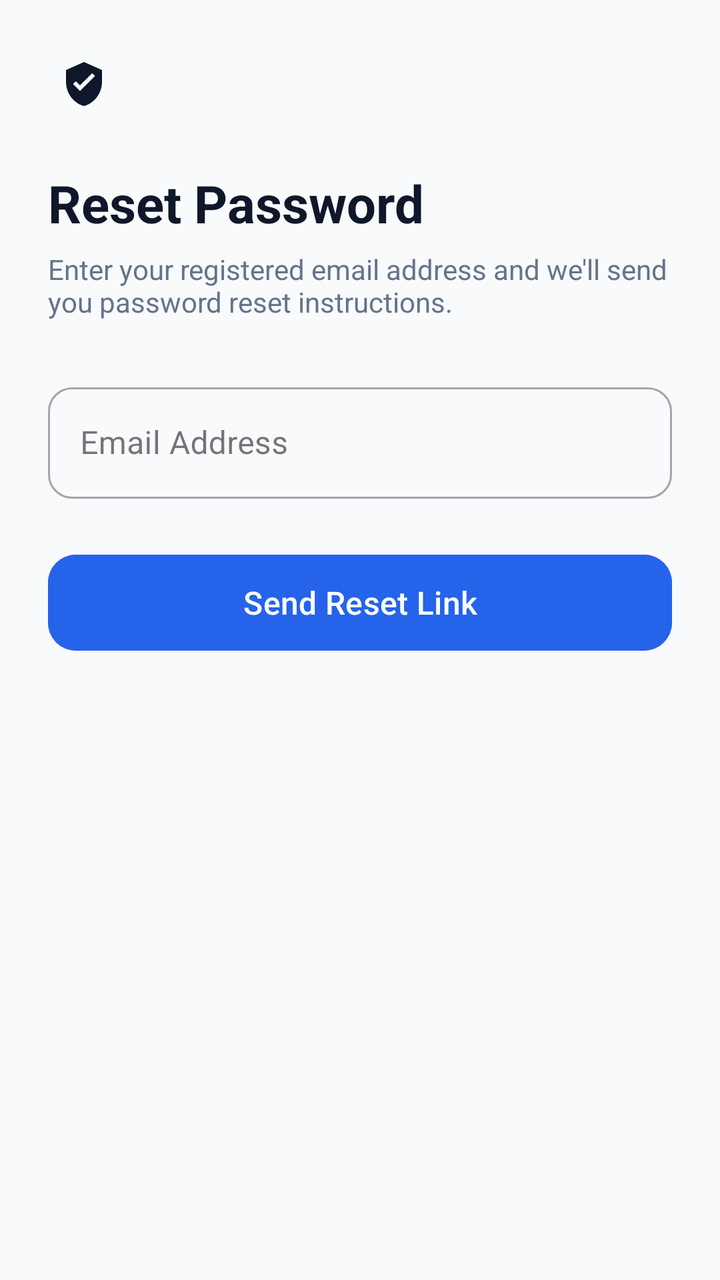
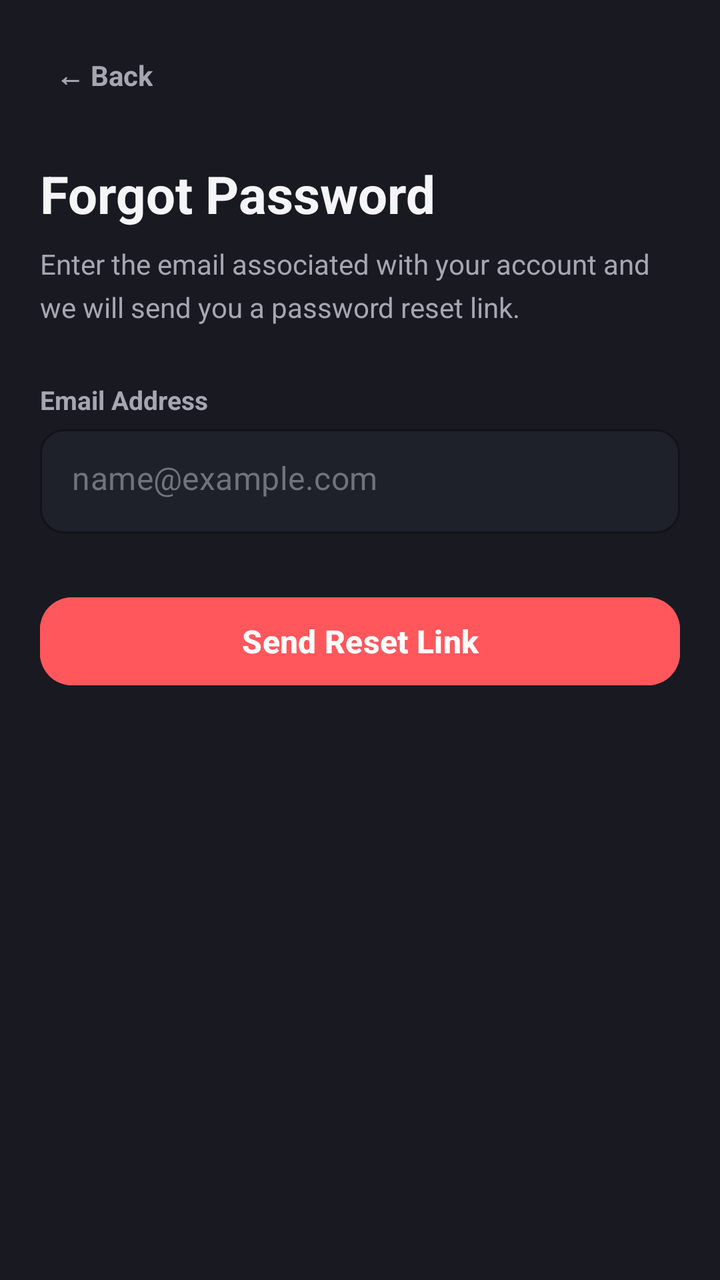

Two renders of the same Android screen: before a commit and after it. Below are the layout's source before the change and the commit's diff.
<!-- AndroidManifest.xml: application theme Theme.MindGuardAI -->
<!-- res/layout/fragment_forgot_password.xml -->
<?xml version="1.0" encoding="utf-8"?>
<androidx.constraintlayout.widget.ConstraintLayout
    xmlns:android="http://schemas.android.com/apk/res/android"
    xmlns:app="http://schemas.android.com/apk/res-auto"
    android:layout_width="match_parent"
    android:layout_height="match_parent"
    android:background="@color/background_light"
    android:padding="24dp">

    <ImageView
        android:id="@+id/btnBack"
        android:layout_width="36dp"
        android:layout_height="36dp"
        android:padding="6dp"
        android:src="@drawable/ic_shield_check"
        app:tint="@color/text_primary"
        app:layout_constraintStart_toStartOf="parent"
        app:layout_constraintTop_toTopOf="parent" />

    <TextView
        android:id="@+id/tvForgotTitle"
        android:layout_width="0dp"
        android:layout_height="wrap_content"
        android:layout_marginTop="24dp"
        android:text="Reset Password"
        android:textColor="@color/text_primary"
        android:textSize="26sp"
        android:textStyle="bold"
        app:layout_constraintEnd_toEndOf="parent"
        app:layout_constraintStart_toStartOf="parent"
        app:layout_constraintTop_toBottomOf="@+id/btnBack" />

    <TextView
        android:id="@+id/tvForgotSubtitle"
        android:layout_width="0dp"
        android:layout_height="wrap_content"
        android:layout_marginTop="6dp"
        android:text="Enter your registered email address and we'll send you password reset instructions."
        android:textColor="@color/text_secondary"
        android:textSize="14sp"
        app:layout_constraintEnd_toEndOf="parent"
        app:layout_constraintStart_toStartOf="parent"
        app:layout_constraintTop_toBottomOf="@+id/tvForgotTitle" />

    <com.google.android.material.textfield.TextInputLayout
        android:id="@+id/tilForgotEmail"
        style="@style/Widget.MaterialComponents.TextInputLayout.OutlinedBox"
        android:layout_width="match_parent"
        android:layout_height="wrap_content"
        android:layout_marginTop="28dp"
        android:hint="Email Address"
        app:boxCornerRadiusBottomEnd="12dp"
        app:boxCornerRadiusBottomStart="12dp"
        app:boxCornerRadiusTopEnd="12dp"
        app:boxCornerRadiusTopStart="12dp"
        app:layout_constraintTop_toBottomOf="@+id/tvForgotSubtitle">

        <com.google.android.material.textfield.TextInputEditText
            android:id="@+id/etForgotEmail"
            android:layout_width="match_parent"
            android:layout_height="wrap_content"
            android:inputType="textEmailAddress"
            android:textColor="@color/text_primary" />
    </com.google.android.material.textfield.TextInputLayout>

    <ProgressBar
        android:id="@+id/forgotProgress"
        android:layout_width="wrap_content"
        android:layout_height="wrap_content"
        android:visibility="gone"
        app:layout_constraintBottom_toTopOf="@+id/btnSendReset"
        app:layout_constraintEnd_toEndOf="parent"
        app:layout_constraintStart_toStartOf="parent"
        app:layout_constraintTop_toBottomOf="@+id/tilForgotEmail" />

    <com.google.android.material.button.MaterialButton
        android:id="@+id/btnSendReset"
        android:layout_width="match_parent"
        android:layout_height="56dp"
        android:layout_marginTop="24dp"
        android:text="Send Reset Link"
        android:textAllCaps="false"
        android:textSize="16sp"
        app:cornerRadius="14dp"
        android:backgroundTint="@color/primary"
        app:layout_constraintTop_toBottomOf="@+id/tilForgotEmail" />

</androidx.constraintlayout.widget.ConstraintLayout>
<!-- resources referenced by this layout -->
<resources>
  <color name="background_light">#F8FAFC</color>
  <color name="primary">#2563EB</color>
  <color name="text_primary">#0F172A</color>
  <color name="text_secondary">#64748B</color>
  <!-- drawable ic_shield_check (drawable) -->
  <vector xmlns:android="http://schemas.android.com/apk/res/android"
      android:width="24dp"
      android:height="24dp"
      android:viewportWidth="24"
      android:viewportHeight="24">
    <path
        android:fillColor="#0D9488"
        android:pathData="M12,1L3,5v6c0,5.55 3.84,10.74 9,12c5.16,-1.26 9,-6.45 9,-12V5L12,1zM10,15.5l-3.5,-3.5l1.41,-1.41L10,12.67l6.09,-6.09L17.5,8L10,15.5z"/>
  </vector>
  <style name="Theme.MindGuardAI" parent="Theme.Material3.DayNight.NoActionBar">
          
          <item name="colorPrimary">@color/primary</item>
          <item name="colorOnPrimary">@color/surface_light</item>
          
          <item name="colorSecondary">@color/accent</item>
          <item name="android:statusBarColor">@color/primary_dark</item>
      </style>
  <color name="surface_light">#FFFFFF</color>
  <color name="accent">#0D9488</color>
  <color name="primary_dark">#1E293B</color>
</resources>

<!-- the commit's change to res/layout/fragment_forgot_password.xml (unified diff, before → after) -->
@@ -5,15 +5,17 @@
     android:layout_width="match_parent"
     android:layout_height="match_parent"
     android:background="@color/background_light"
-    android:padding="24dp">
+    android:padding="20dp">
 
-    <ImageView
+    <TextView
         android:id="@+id/btnBack"
-        android:layout_width="36dp"
-        android:layout_height="36dp"
-        android:padding="6dp"
-        android:src="@drawable/ic_shield_check"
-        app:tint="@color/text_primary"
+        android:layout_width="wrap_content"
+        android:layout_height="wrap_content"
+        android:text="← Back"
+        android:textColor="@color/text_secondary"
+        android:textSize="14sp"
+        android:textStyle="bold"
+        android:padding="8dp"
         app:layout_constraintStart_toStartOf="parent"
         app:layout_constraintTop_toTopOf="parent" />
 
@@ -22,7 +24,7 @@
         android:layout_width="0dp"
         android:layout_height="wrap_content"
         android:layout_marginTop="24dp"
-        android:text="Reset Password"
+        android:text="Forgot Password"
         android:textColor="@color/text_primary"
         android:textSize="26sp"
         android:textStyle="bold"
@@ -34,31 +36,48 @@
         android:id="@+id/tvForgotSubtitle"
         android:layout_width="0dp"
         android:layout_height="wrap_content"
-        android:layout_marginTop="6dp"
-        android:text="Enter your registered email address and we'll send you password reset instructions."
+        android:layout_marginTop="8dp"
+        android:text="Enter the email associated with your account and we will send you a password reset link."
         android:textColor="@color/text_secondary"
         android:textSize="14sp"
+        android:lineSpacingMultiplier="1.3"
         app:layout_constraintEnd_toEndOf="parent"
         app:layout_constraintStart_toStartOf="parent"
         app:layout_constraintTop_toBottomOf="@+id/tvForgotTitle" />
+
+    <TextView
+        android:id="@+id/lblForgotEmail"
+        android:layout_width="wrap_content"
+        android:layout_height="wrap_content"
+        android:layout_marginTop="28dp"
+        android:text="Email Address"
+        android:textColor="@color/text_secondary"
+        android:textSize="13sp"
+        android:textStyle="bold"
+        app:layout_constraintStart_toStartOf="parent"
+        app:layout_constraintTop_toBottomOf="@+id/tvForgotSubtitle" />
 
     <com.google.android.material.textfield.TextInputLayout
         android:id="@+id/tilForgotEmail"
         style="@style/Widget.MaterialComponents.TextInputLayout.OutlinedBox"
         android:layout_width="match_parent"
         android:layout_height="wrap_content"
-        android:layout_marginTop="28dp"
-        android:hint="Email Address"
+        android:layout_marginTop="6dp"
+        app:hintEnabled="false"
+        app:boxBackgroundColor="@color/surface_light"
+        app:boxStrokeColor="@color/card_border"
         app:boxCornerRadiusBottomEnd="12dp"
         app:boxCornerRadiusBottomStart="12dp"
         app:boxCornerRadiusTopEnd="12dp"
         app:boxCornerRadiusTopStart="12dp"
-        app:layout_constraintTop_toBottomOf="@+id/tvForgotSubtitle">
+        app:layout_constraintTop_toBottomOf="@+id/lblForgotEmail">
 
         <com.google.android.material.textfield.TextInputEditText
             android:id="@+id/etForgotEmail"
             android:layout_width="match_parent"
-            android:layout_height="wrap_content"
+            android:layout_height="52dp"
+            android:hint="name@example.com"
+            android:textColorHint="@color/text_muted"
             android:inputType="textEmailAddress"
             android:textColor="@color/text_primary" />
     </com.google.android.material.textfield.TextInputLayout>
@@ -67,6 +86,7 @@
         android:id="@+id/forgotProgress"
         android:layout_width="wrap_content"
         android:layout_height="wrap_content"
+        android:indeterminateTint="@color/primary"
         android:visibility="gone"
         app:layout_constraintBottom_toTopOf="@+id/btnSendReset"
         app:layout_constraintEnd_toEndOf="parent"
@@ -76,12 +96,14 @@
     <com.google.android.material.button.MaterialButton
         android:id="@+id/btnSendReset"
         android:layout_width="match_parent"
-        android:layout_height="56dp"
-        android:layout_marginTop="24dp"
+        android:layout_height="52dp"
+        android:layout_marginTop="28dp"
         android:text="Send Reset Link"
         android:textAllCaps="false"
+        android:textColor="@color/text_white"
         android:textSize="16sp"
-        app:cornerRadius="14dp"
+        android:textStyle="bold"
+        app:cornerRadius="16dp"
         android:backgroundTint="@color/primary"
         app:layout_constraintTop_toBottomOf="@+id/tilForgotEmail" />
 
<!-- resource entries referenced after the edit -->
@@ -1,29 +1,35 @@
 <!-- resources referenced by this layout -->
 <resources>
-  <color name="background_light">#F8FAFC</color>
-  <color name="primary">#2563EB</color>
-  <color name="text_primary">#0F172A</color>
-  <color name="text_secondary">#64748B</color>
-  <!-- drawable ic_shield_check (drawable) -->
-  <vector xmlns:android="http://schemas.android.com/apk/res/android"
-      android:width="24dp"
-      android:height="24dp"
-      android:viewportWidth="24"
-      android:viewportHeight="24">
-    <path
-        android:fillColor="#0D9488"
-        android:pathData="M12,1L3,5v6c0,5.55 3.84,10.74 9,12c5.16,-1.26 9,-6.45 9,-12V5L12,1zM10,15.5l-3.5,-3.5l1.41,-1.41L10,12.67l6.09,-6.09L17.5,8L10,15.5z"/>
-  </vector>
-  <style name="Theme.MindGuardAI" parent="Theme.Material3.DayNight.NoActionBar">
+  <color name="background_light">#191921</color>
+  <color name="card_border">#35383F</color>
+  <color name="primary">#FF575C</color>
+  <color name="text_primary">#F5F5F7</color>
+  <color name="text_secondary">#A5A7B0</color>
+  <color name="text_white">#FFFFFF</color>
+  <style name="Theme.MindGuardAI" parent="Theme.Material3.Dark.NoActionBar">
           
           <item name="colorPrimary">@color/primary</item>
-          <item name="colorOnPrimary">@color/surface_light</item>
+          <item name="colorOnPrimary">@color/text_white</item>
+          <item name="colorPrimaryContainer">@color/primary_container</item>
+          <item name="colorOnPrimaryContainer">@color/primary_soft</item>
+  
           
-          <item name="colorSecondary">@color/accent</item>
-          <item name="android:statusBarColor">@color/primary_dark</item>
+          <item name="android:colorBackground">@color/background_light</item>
+          <item name="colorSurface">@color/surface_light</item>
+          <item name="colorSurfaceVariant">@color/surface_2</item>
+          <item name="colorOnSurface">@color/text_primary</item>
+          <item name="colorOnSurfaceVariant">@color/text_secondary</item>
+  
+          
+          <item name="android:statusBarColor">@color/background_light</item>
+          <item name="android:navigationBarColor">@color/background_light</item>
+          <item name="android:windowLightStatusBar">false</item>
+          <item name="android:windowLightNavigationBar">false</item>
       </style>
-  <color name="surface_light">#FFFFFF</color>
-  <color name="accent">#0D9488</color>
-  <color name="primary_dark">#1E293B</color>
+  <color name="primary_container">#2C1F24</color>
+  <color name="primary_soft">#FF777B</color>
+  <color name="surface_2">#242732</color>
+  <color name="surface_light">#1E212A</color>
+  <color name="text_muted">#70737D</color>
 </resources>
 
